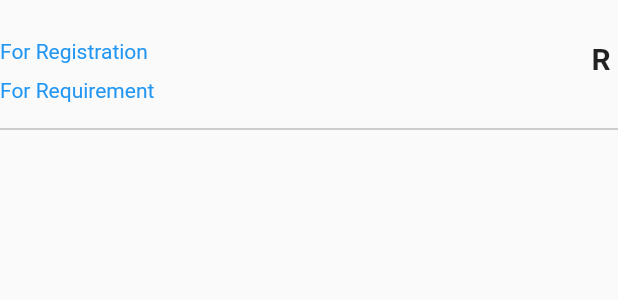
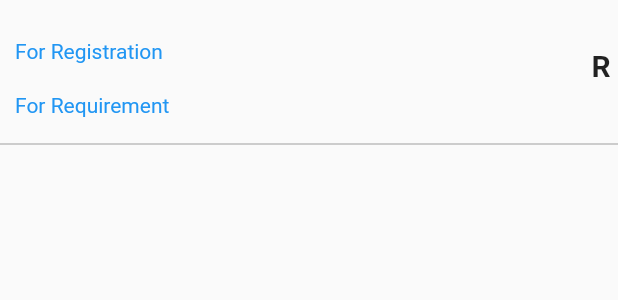
Before and after one commit to yasirmehmood34500/university_ranking, a Flutter app: the UniversityListTile widget shown alone on an empty page, opened directly with empty values, on a phone screen of 412 x 824 dp. Shown: the top 300 px of the screen. Run offline on Flutter 3.47's test engine with Material 2 defaults, Android fonts, the light colour scheme and no system bars; our stand-ins replace shared_preferences; accounts and stored records are empty; network calls fail.

Commit message:
Android 11
Android 11

```diff
--- a/lib/Screens/register.dart
+++ b/lib/Screens/register.dart
@@ -36,12 +36,12 @@ class _RegisterState extends State<Register> {
       if (source.statusCode == 200) {
         if (jsonDecode(source.body)["status"] == 200) {
           setState(() {
+            loginResponse = jsonDecode(source.body)["message"];
+            isLoadding = false;
             nameController.text = "";
             emailController.text = "";
             passwordController.text = "";
             nameController.text = "";
-            loginResponse = jsonDecode(source.body)["message"];
-            isLoadding = false;
           });
         } else if (jsonDecode(source.body)["status"] == 202) {
           setState(() {
--- a/lib/Screens/uni_list.dart
+++ b/lib/Screens/uni_list.dart
@@ -97,15 +97,14 @@ class UniversityListTile extends StatelessWidget {
             crossAxisAlignment: CrossAxisAlignment.start,
             children: [
               Text(style: TextStyle(fontWeight: FontWeight.bold), name!),
-              SizedBox(
-                height: 10.0,
-              ),
               Container(
                 child: Link(
-                  target: LinkTarget.self,
+                  target: LinkTarget.blank,
                   uri: Uri.parse(registerLink!),
                   builder: (context, followLink) => GestureDetector(
                     onTap: followLink,
+                    child: Container(
+                      padding: EdgeInsets.all(10.0),
                       child: Text(
                         "For Registration",
                         style: TextStyle(
@@ -115,15 +114,15 @@ class UniversityListTile extends StatelessWidget {
                     ),
                   ),
                 ),
-              SizedBox(
-                height: 10.0,
               ),
               Container(
                 child: Link(
-                  target: LinkTarget.self,
+                  target: LinkTarget.blank,
                   uri: Uri.parse(requirementLink!),
                   builder: (context, followLink) => GestureDetector(
                     onTap: followLink,
+                    child: Container(
+                      padding: EdgeInsets.all(10.0),
                       child: Text(
                         "For Requirement",
                         style: TextStyle(
@@ -133,8 +132,6 @@ class UniversityListTile extends StatelessWidget {
                     ),
                   ),
                 ),
-              SizedBox(
-                height: 10.0,
               ),
             ],
           ),
```
Also changed, not shown: 1 other file. Lines whose indentation alone changed are shown as unchanged.
